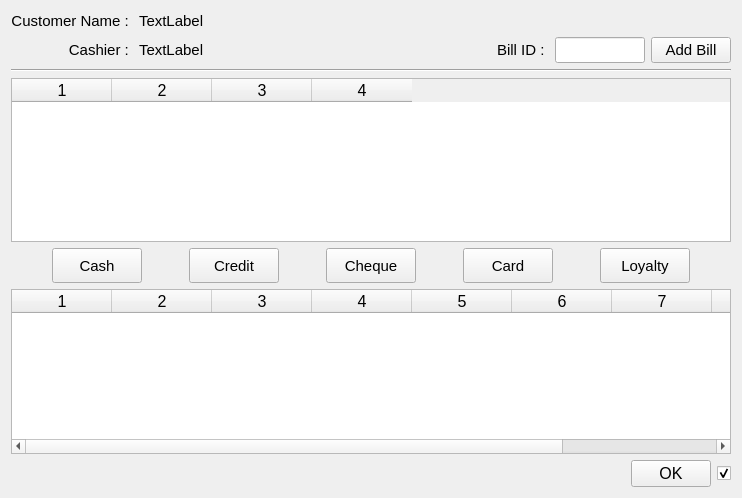
Above: estorecpp/latepaymentwidget.ui from Watti/estorecpp before the change. Below: the same form after it.
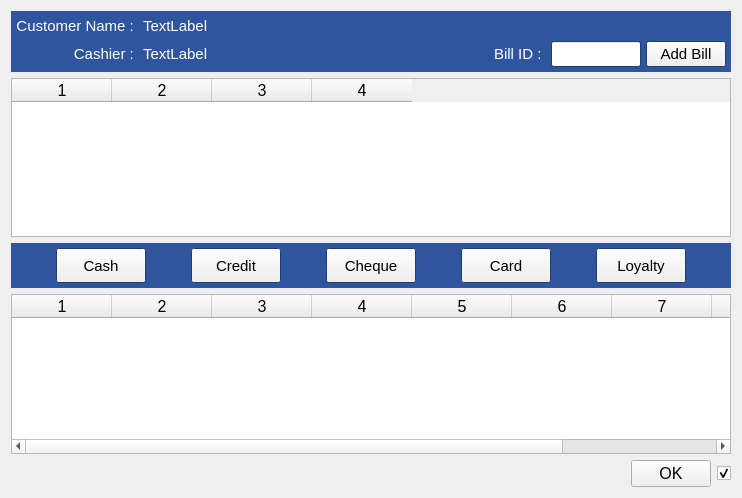
That is the form after the change. Icons and pictures are not drawn.

Diff of the .ui file:
```diff
--- a/estorecpp/latepaymentwidget.ui
+++ b/estorecpp/latepaymentwidget.ui
@@ -15,9 +15,131 @@
   </property>
   <layout class="QVBoxLayout" name="verticalLayout">
    <item>
+    <widget class="QWidget" name="widget" native="true">
+     <property name="palette">
+      <palette>
+       <active>
+        <colorrole role="Base">
+         <brush brushstyle="SolidPattern">
+          <color alpha="255">
+           <red>255</red>
+           <green>255</green>
+           <blue>255</blue>
+          </color>
+         </brush>
+        </colorrole>
+        <colorrole role="Window">
+         <brush brushstyle="SolidPattern">
+          <color alpha="255">
+           <red>46</red>
+           <green>85</green>
+           <blue>157</blue>
+          </color>
+         </brush>
+        </colorrole>
+       </active>
+       <inactive>
+        <colorrole role="Base">
+         <brush brushstyle="SolidPattern">
+          <color alpha="255">
+           <red>255</red>
+           <green>255</green>
+           <blue>255</blue>
+          </color>
+         </brush>
+        </colorrole>
+        <colorrole role="Window">
+         <brush brushstyle="SolidPattern">
+          <color alpha="255">
+           <red>46</red>
+           <green>85</green>
+           <blue>157</blue>
+          </color>
+         </brush>
+        </colorrole>
+       </inactive>
+       <disabled>
+        <colorrole role="Base">
+         <brush brushstyle="SolidPattern">
+          <color alpha="255">
+           <red>46</red>
+           <green>85</green>
+           <blue>157</blue>
+          </color>
+         </brush>
+        </colorrole>
+        <colorrole role="Window">
+         <brush brushstyle="SolidPattern">
+          <color alpha="255">
+           <red>46</red>
+           <green>85</green>
+           <blue>157</blue>
+          </color>
+         </brush>
+        </colorrole>
+       </disabled>
+      </palette>
+     </property>
+     <property name="autoFillBackground">
+      <bool>true</bool>
+     </property>
+     <layout class="QHBoxLayout" name="horizontalLayout_4">
+      <property name="spacing">
+       <number>5</number>
+      </property>
+      <property name="leftMargin">
+       <number>5</number>
+      </property>
+      <property name="topMargin">
+       <number>5</number>
+      </property>
+      <property name="rightMargin">
+       <number>5</number>
+      </property>
+      <property name="bottomMargin">
+       <number>5</number>
+      </property>
+      <item>
     <layout class="QGridLayout" name="gridLayout">
      <item row="0" column="0">
       <widget class="QLabel" name="label_3">
+          <property name="palette">
+           <palette>
+            <active>
+             <colorrole role="WindowText">
+              <brush brushstyle="SolidPattern">
+               <color alpha="255">
+                <red>255</red>
+                <green>255</green>
+                <blue>255</blue>
+               </color>
+              </brush>
+             </colorrole>
+            </active>
+            <inactive>
+             <colorrole role="WindowText">
+              <brush brushstyle="SolidPattern">
+               <color alpha="255">
+                <red>255</red>
+                <green>255</green>
+                <blue>255</blue>
+               </color>
+              </brush>
+             </colorrole>
+            </inactive>
+            <disabled>
+             <colorrole role="WindowText">
+              <brush brushstyle="SolidPattern">
+               <color alpha="255">
+                <red>120</red>
+                <green>120</green>
+                <blue>120</blue>
+               </color>
+              </brush>
+             </colorrole>
+            </disabled>
+           </palette>
+          </property>
        <property name="font">
         <font>
          <pointsize>11</pointsize>
@@ -33,6 +155,43 @@
      </item>
      <item row="0" column="1">
       <widget class="QLabel" name="customerName">
+          <property name="palette">
+           <palette>
+            <active>
+             <colorrole role="WindowText">
+              <brush brushstyle="SolidPattern">
+               <color alpha="255">
+                <red>255</red>
+                <green>255</green>
+                <blue>255</blue>
+               </color>
+              </brush>
+             </colorrole>
+            </active>
+            <inactive>
+             <colorrole role="WindowText">
+              <brush brushstyle="SolidPattern">
+               <color alpha="255">
+                <red>255</red>
+                <green>255</green>
+                <blue>255</blue>
+               </color>
+              </brush>
+             </colorrole>
+            </inactive>
+            <disabled>
+             <colorrole role="WindowText">
+              <brush brushstyle="SolidPattern">
+               <color alpha="255">
+                <red>120</red>
+                <green>120</green>
+                <blue>120</blue>
+               </color>
+              </brush>
+             </colorrole>
+            </disabled>
+           </palette>
+          </property>
        <property name="font">
         <font>
          <pointsize>11</pointsize>
@@ -58,6 +217,43 @@
      </item>
      <item row="1" column="0">
       <widget class="QLabel" name="label_7">
+          <property name="palette">
+           <palette>
+            <active>
+             <colorrole role="WindowText">
+              <brush brushstyle="SolidPattern">
+               <color alpha="255">
+                <red>255</red>
+                <green>255</green>
+                <blue>255</blue>
+               </color>
+              </brush>
+             </colorrole>
+            </active>
+            <inactive>
+             <colorrole role="WindowText">
+              <brush brushstyle="SolidPattern">
+               <color alpha="255">
+                <red>255</red>
+                <green>255</green>
+                <blue>255</blue>
+               </color>
+              </brush>
+             </colorrole>
+            </inactive>
+            <disabled>
+             <colorrole role="WindowText">
+              <brush brushstyle="SolidPattern">
+               <color alpha="255">
+                <red>120</red>
+                <green>120</green>
+                <blue>120</blue>
+               </color>
+              </brush>
+             </colorrole>
+            </disabled>
+           </palette>
+          </property>
        <property name="font">
         <font>
          <pointsize>11</pointsize>
@@ -73,6 +269,43 @@
      </item>
      <item row="1" column="1">
       <widget class="QLabel" name="cashierName">
+          <property name="palette">
+           <palette>
+            <active>
+             <colorrole role="WindowText">
+              <brush brushstyle="SolidPattern">
+               <color alpha="255">
+                <red>255</red>
+                <green>255</green>
+                <blue>255</blue>
+               </color>
+              </brush>
+             </colorrole>
+            </active>
+            <inactive>
+             <colorrole role="WindowText">
+              <brush brushstyle="SolidPattern">
+               <color alpha="255">
+                <red>255</red>
+                <green>255</green>
+                <blue>255</blue>
+               </color>
+              </brush>
+             </colorrole>
+            </inactive>
+            <disabled>
+             <colorrole role="WindowText">
+              <brush brushstyle="SolidPattern">
+               <color alpha="255">
+                <red>120</red>
+                <green>120</green>
+                <blue>120</blue>
+               </color>
+              </brush>
+             </colorrole>
+            </disabled>
+           </palette>
+          </property>
        <property name="font">
         <font>
          <pointsize>11</pointsize>
@@ -100,6 +333,43 @@
        </item>
        <item>
         <widget class="QLabel" name="label">
+            <property name="palette">
+             <palette>
+              <active>
+               <colorrole role="WindowText">
+                <brush brushstyle="SolidPattern">
+                 <color alpha="255">
+                  <red>255</red>
+                  <green>255</green>
+                  <blue>255</blue>
+                 </color>
+                </brush>
+               </colorrole>
+              </active>
+              <inactive>
+               <colorrole role="WindowText">
+                <brush brushstyle="SolidPattern">
+                 <color alpha="255">
+                  <red>255</red>
+                  <green>255</green>
+                  <blue>255</blue>
+                 </color>
+                </brush>
+               </colorrole>
+              </inactive>
+              <disabled>
+               <colorrole role="WindowText">
+                <brush brushstyle="SolidPattern">
+                 <color alpha="255">
+                  <red>120</red>
+                  <green>120</green>
+                  <blue>120</blue>
+                 </color>
+                </brush>
+               </colorrole>
+              </disabled>
+             </palette>
+            </property>
          <property name="font">
           <font>
            <pointsize>11</pointsize>
@@ -147,11 +417,7 @@
      </item>
     </layout>
    </item>
-   <item>
-    <widget class="Line" name="line">
-     <property name="orientation">
-      <enum>Qt::Horizontal</enum>
-     </property>
+     </layout>
     </widget>
    </item>
    <item>
@@ -171,7 +437,105 @@
     </widget>
    </item>
    <item>
+    <widget class="QWidget" name="widget_2" native="true">
+     <property name="palette">
+      <palette>
+       <active>
+        <colorrole role="Base">
+         <brush brushstyle="SolidPattern">
+          <color alpha="255">
+           <red>255</red>
+           <green>255</green>
+           <blue>255</blue>
+          </color>
+         </brush>
+        </colorrole>
+        <colorrole role="Window">
+         <brush brushstyle="SolidPattern">
+          <color alpha="255">
+           <red>46</red>
+           <green>85</green>
+           <blue>157</blue>
+          </color>
+         </brush>
+        </colorrole>
+       </active>
+       <inactive>
+        <colorrole role="Base">
+         <brush brushstyle="SolidPattern">
+          <color alpha="255">
+           <red>255</red>
+           <green>255</green>
+           <blue>255</blue>
+          </color>
+         </brush>
+        </colorrole>
+        <colorrole role="Window">
+         <brush brushstyle="SolidPattern">
+          <color alpha="255">
+           <red>46</red>
+           <green>85</green>
+           <blue>157</blue>
+          </color>
+         </brush>
+        </colorrole>
+       </inactive>
+       <disabled>
+        <colorrole role="Base">
+         <brush brushstyle="SolidPattern">
+          <color alpha="255">
+           <red>46</red>
+           <green>85</green>
+           <blue>157</blue>
+          </color>
+         </brush>
+        </colorrole>
+        <colorrole role="Window">
+         <brush brushstyle="SolidPattern">
+          <color alpha="255">
+           <red>46</red>
+           <green>85</green>
+           <blue>157</blue>
+          </color>
+         </brush>
+        </colorrole>
+       </disabled>
+      </palette>
+     </property>
+     <property name="autoFillBackground">
+      <bool>true</bool>
+     </property>
+     <layout class="QHBoxLayout" name="horizontalLayout_5">
+      <property name="spacing">
+       <number>5</number>
+      </property>
+      <property name="leftMargin">
+       <number>5</number>
+      </property>
+      <property name="topMargin">
+       <number>5</number>
+      </property>
+      <property name="rightMargin">
+       <number>5</number>
+      </property>
+      <property name="bottomMargin">
+       <number>5</number>
+      </property>
+      <item>
     <layout class="QHBoxLayout" name="horizontalLayout">
+        <item>
+         <spacer name="horizontalSpacer_8">
+          <property name="orientation">
+           <enum>Qt::Horizontal</enum>
+          </property>
+          <property name="sizeHint" stdset="0">
+           <size>
+            <width>40</width>
+            <height>20</height>
+           </size>
+          </property>
+         </spacer>
+        </item>
      <item>
       <widget class="QPushButton" name="cashBtn">
        <property name="minimumSize">
@@ -196,6 +560,19 @@
        </property>
       </widget>
      </item>
+        <item>
+         <spacer name="horizontalSpacer_4">
+          <property name="orientation">
+           <enum>Qt::Horizontal</enum>
+          </property>
+          <property name="sizeHint" stdset="0">
+           <size>
+            <width>40</width>
+            <height>20</height>
+           </size>
+          </property>
+         </spacer>
+        </item>
      <item>
       <widget class="QPushButton" name="creditBtn">
        <property name="minimumSize">
@@ -220,6 +597,19 @@
        </property>
       </widget>
      </item>
+        <item>
+         <spacer name="horizontalSpacer_5">
+          <property name="orientation">
+           <enum>Qt::Horizontal</enum>
+          </property>
+          <property name="sizeHint" stdset="0">
+           <size>
+            <width>40</width>
+            <height>20</height>
+           </size>
+          </property>
+         </spacer>
+        </item>
      <item>
       <widget class="QPushButton" name="chequeBtn">
        <property name="minimumSize">
@@ -244,6 +634,19 @@
        </property>
       </widget>
      </item>
+        <item>
+         <spacer name="horizontalSpacer_6">
+          <property name="orientation">
+           <enum>Qt::Horizontal</enum>
+          </property>
+          <property name="sizeHint" stdset="0">
+           <size>
+            <width>40</width>
+            <height>20</height>
+           </size>
+          </property>
+         </spacer>
+        </item>
      <item>
       <widget class="QPushButton" name="cardBtn">
        <property name="minimumSize">
@@ -268,6 +671,19 @@
        </property>
       </widget>
      </item>
+        <item>
+         <spacer name="horizontalSpacer_7">
+          <property name="orientation">
+           <enum>Qt::Horizontal</enum>
+          </property>
+          <property name="sizeHint" stdset="0">
+           <size>
+            <width>40</width>
+            <height>20</height>
+           </size>
+          </property>
+         </spacer>
+        </item>
      <item>
       <widget class="QPushButton" name="loyaltyBtn">
        <property name="minimumSize">
@@ -292,7 +708,23 @@
        </property>
       </widget>
      </item>
-    </layout>
+        <item>
+         <spacer name="horizontalSpacer_9">
+          <property name="orientation">
+           <enum>Qt::Horizontal</enum>
+          </property>
+          <property name="sizeHint" stdset="0">
+           <size>
+            <width>40</width>
+            <height>20</height>
+           </size>
+          </property>
+         </spacer>
+        </item>
+       </layout>
+      </item>
+     </layout>
+    </widget>
    </item>
    <item>
     <widget class="QTableWidget" name="tableWidget">
```
Lines whose indentation alone changed are shown as unchanged.
